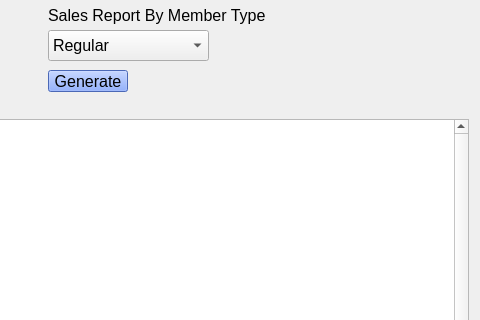
Before: the Qt Designer form salesreport.ui in P4TOO/BulkClub-System, drawn with Qt 5; both pictures show x 252 to 732 and y 0 to 320 of the 732 by 800 pixel window.
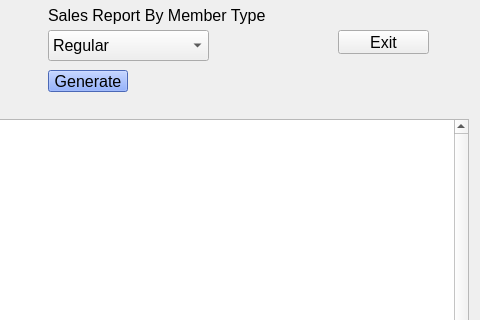
After: the same form once the commit is applied.

Commit message: Added exit buttons, changed window names, updated queries w/ respective .db tables, resized all table models, added display all button in member urchases window

What changed in the file:
```diff
--- a/salesreport.ui
+++ b/salesreport.ui
@@ -204,6 +204,24 @@
     <string>MM/DD/YYYY</string>
    </property>
   </widget>
+  <widget class="QPushButton" name="ExitButton">
+   <property name="geometry">
+    <rect>
+     <x>590</x>
+     <y>30</y>
+     <width>91</width>
+     <height>24</height>
+    </rect>
+   </property>
+   <property name="font">
+    <font>
+     <pointsize>12</pointsize>
+    </font>
+   </property>
+   <property name="text">
+    <string>Exit</string>
+   </property>
+  </widget>
  </widget>
  <resources/>
  <connections/>
```
Left out of the diff: 2 changed lines with no effect on the pictures. The commit also changes 23 other files.
